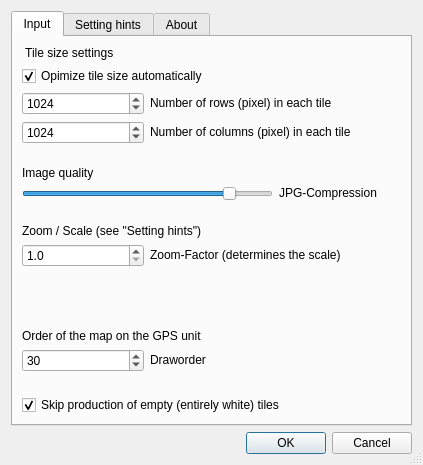
Qt form GarminCustomMap_dialog_base.ui (NINAnor/GarminCustomMaps) before a commit.
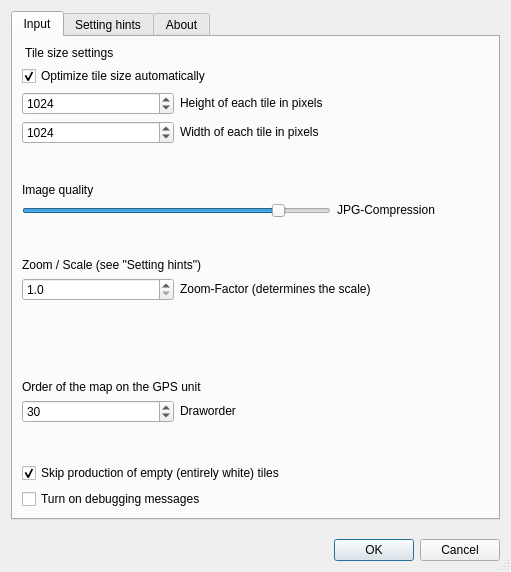
The same form after that commit.

The edit to the form file:
```diff
--- a/GarminCustomMap_dialog_base.ui
+++ b/GarminCustomMap_dialog_base.ui
@@ -6,8 +6,8 @@
    <rect>
     <x>0</x>
     <y>0</y>
-    <width>423</width>
-    <height>465</height>
+    <width>511</width>
+    <height>572</height>
    </rect>
   </property>
   <property name="sizePolicy">
@@ -104,7 +104,7 @@
            <item row="2" column="1" colspan="2" alignment="Qt::AlignLeft|Qt::AlignVCenter">
             <widget class="QLabel" name="nrows_label">
              <property name="text">
-              <string>Number of rows (pixel) in each tile</string>
+              <string>Height of each tile in pixels</string>
              </property>
             </widget>
            </item>
@@ -131,7 +131,7 @@
            <item row="3" column="1" colspan="2" alignment="Qt::AlignLeft|Qt::AlignVCenter">
             <widget class="QLabel" name="ncols_label">
              <property name="text">
-              <string>Number of columns (pixel) in each tile</string>
+              <string>Width of each tile in pixels</string>
              </property>
             </widget>
            </item>
@@ -240,7 +240,7 @@
            <item row="1" column="0" colspan="3" alignment="Qt::AlignLeft|Qt::AlignVCenter">
             <widget class="QCheckBox" name="flag_optimize">
              <property name="text">
-              <string>Opimize tile size automatically</string>
+              <string>Optimize tile size automatically</string>
              </property>
              <property name="checked">
               <bool>true</bool>
@@ -257,6 +257,19 @@
              </property>
             </widget>
            </item>
+           <item row="17" column="0" colspan="3" alignment="Qt::AlignVCenter">
+            <widget class="QCheckBox" name="flag_dbgMsg">
+             <property name="toolTip">
+              <string>This setting will dump verbose output to a new tab in the Log Messages panel.</string>
+             </property>
+             <property name="text">
+              <string>Turn on debugging messages</string>
+             </property>
+             <property name="checked">
+              <bool>false</bool>
+             </property>
+            </widget>
+           </item>
            <item row="7" column="0">
             <spacer name="verticalSpacer_2">
              <property name="orientation">
```
Left out of the diff: 18 changed lines with no effect on the pictures.
